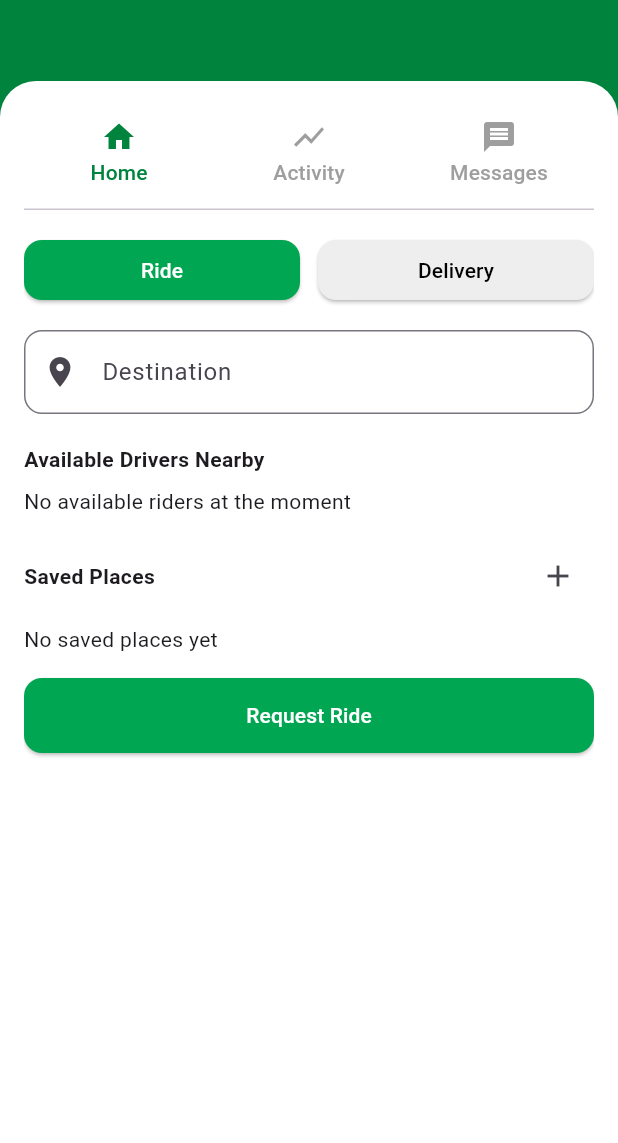
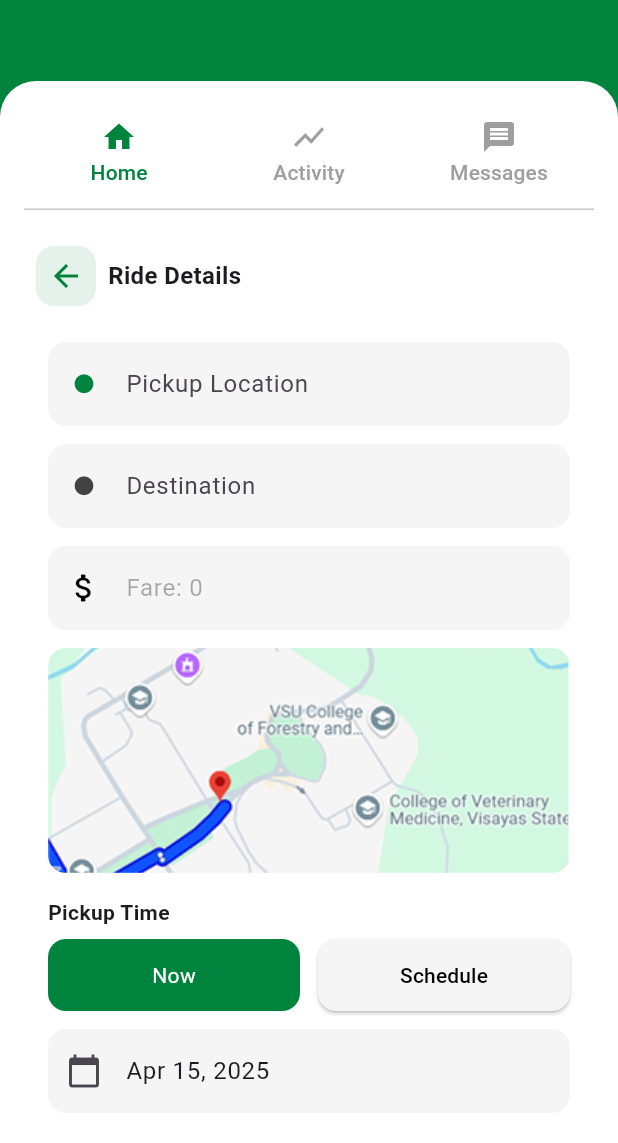
Before and after one commit to TristanCavite/libot_vsu1, a Flutter app: the ClientDashboardScreen screen opened directly, after a tap on "Request Ride", on a phone screen of 412 x 824 dp, the part 93-1236 px from its top. Run offline on Flutter 3.47's test engine with Material 3 defaults, Android fonts, the phone set to English and light mode, and no system bars; drawn by our look-alikes of flutter_typeahead; our stand-ins replace cloud_firestore, firebase_auth, firebase_core; accounts and stored records are empty; generated files the repository leaves out were written again.

Commit message:
Added request screens for ride and delivery

```diff
--- /dev/null
+++ b/lib/screens/Client_Dashboard/Request_Screens/request_ride_screen.dart
@@ -0,0 +1,329 @@
+import 'package:flutter/material.dart';
+import 'package:intl/intl.dart'; // date formatting
+
+class RequestRideScreen extends StatefulWidget {
+  const RequestRideScreen({super.key});
+
+  @override
+  State<RequestRideScreen> createState() => _RequestRideScreenState();
+}
+
+class _RequestRideScreenState extends State<RequestRideScreen> {
+  // Controllers for text fields
+  final TextEditingController _dateController = TextEditingController();
+  final TextEditingController _timeController = TextEditingController();
+
+  // Selected pickup option
+  String _selectedPickupOption = 'Now';
+
+  @override
+  void initState() {
+    super.initState();
+    // Set current date and time
+    if (_selectedPickupOption == 'Now') {
+      _setCurrentDateTime();
+    }
+  }
+
+  @override
+  void dispose() {
+    _dateController.dispose();
+    _timeController.dispose();
+    super.dispose();
+  }
+
+  // Method to set current date and time
+  void _setCurrentDateTime() {
+    final now = DateTime.now();
+    _dateController.text = DateFormat('MMM d, yyyy').format(now);
+    _timeController.text = DateFormat('h:mm a').format(now);
+  }
+
+  // Method to clear date and time fields
+  void _clearDateTime() {
+    _dateController.clear();
+    _timeController.clear();
+  }
+
+  // Show date picker
+  Future<void> _selectDate(BuildContext context) async {
+    final DateTime? picked = await showDatePicker(
+      context: context,
+      initialDate: DateTime.now(),
+      firstDate: DateTime.now(),
+      lastDate: DateTime.now().add(const Duration(days: 30)),
+      builder: (context, child) {
+        return Theme(
+          data: ThemeData.light().copyWith(
+            colorScheme: const ColorScheme.light(primary: Color(0xFF00843D)),
+          ),
+          child: child!,
+        );
+      },
+    );
+
+    if (picked != null) {
+      setState(() {
+        _dateController.text = DateFormat('MMM d, yyyy').format(picked);
+      });
+    }
+  }
+
+  // Show time picker
+  Future<void> _selectTime(BuildContext context) async {
+    final TimeOfDay? picked = await showTimePicker(
+      context: context,
+      initialTime: TimeOfDay.now(),
+      builder: (context, child) {
+        return Theme(
+          data: ThemeData.light().copyWith(
+            colorScheme: const ColorScheme.light(primary: Color(0xFF00843D)),
+          ),
+          child: child!,
+        );
+      },
+    );
+
+    if (picked != null) {
+      final now = DateTime.now();
+      final selectedDateTime = DateTime(
+        now.year,
+        now.month,
+        now.day,
+        picked.hour,
+        picked.minute,
+      );
+      setState(() {
+        _timeController.text = DateFormat('h:mm a').format(selectedDateTime);
+      });
+    }
+  }
+
+  @override
+  Widget build(BuildContext context) {
+    return Scaffold(
+      backgroundColor: Colors.white,
+      body: SingleChildScrollView(
+        padding: const EdgeInsets.all(16),
+        child: Column(
+          crossAxisAlignment: CrossAxisAlignment.start,
+          children: [
+            const TextField(
+              decoration: InputDecoration(
+                prefixIcon: Icon(
+                  Icons.circle_rounded,
+                  color: Color(0xFF00843D),
+                  size: 15,
+                ),
+                hintText: 'Pickup Location',
+                filled: true,
+                fillColor: Color(0xFFF5F5F5),
+                border: OutlineInputBorder(
+                  borderRadius: BorderRadius.all(Radius.circular(12)),
+                  borderSide: BorderSide.none,
+                ),
+              ),
+            ),
+            const SizedBox(height: 12),
+
+            //Matic ata ning destination ngari or need pani iclick pero rag dili ni text ari guro
+            const TextField(
+              decoration: InputDecoration(
+                prefixIcon: Icon(
+                  Icons.circle_rounded,
+                  color: Color(0xFF424242),
+                  size: 15,
+                ),
+                hintText: 'Destination',
+                filled: true,
+                fillColor: Color(0xFFF5F5F5),
+                border: OutlineInputBorder(
+                  borderRadius: BorderRadius.all(Radius.circular(12)),
+                  borderSide: BorderSide.none,
+                ),
+              ),
+            ),
+            const SizedBox(height: 12),
+
+            // Need logic para automatic na ma fill and exact fee
+            const TextField(
+              enabled: false,
+              decoration: InputDecoration(
+                prefixIcon: Icon(
+                  Icons.attach_money_outlined,
+                  color: Colors.black,
+                ),
+                hintText: 'Fare: 0',
+                filled: true,
+                fillColor: Color(0xFFF5F5F5),
+                border: OutlineInputBorder(
+                  borderRadius: BorderRadius.all(Radius.circular(12)),
+                  borderSide: BorderSide.none,
+                ),
+              ),
+            ),
+
+            // Insert mapa ari
+            const SizedBox(height: 12),
+            ClipRRect(
+              borderRadius: BorderRadius.circular(12),
+              child: Image.asset(
+                'assets/images/map_placeholder.png',
+                height: 150,
+                width: double.infinity,
+                fit: BoxFit.cover,
+              ),
+            ),
+
+            // Pickup time
+            const SizedBox(height: 16),
+            const Text(
+              'Pickup Time',
+              style: TextStyle(fontWeight: FontWeight.bold),
+            ),
+            const SizedBox(height: 8),
+            Row(
+              children: [
+                Expanded(
+                  child: GestureDetector(
+                    onTap: () {
+                      setState(() {
+                        _selectedPickupOption = 'Now';
+                        _setCurrentDateTime();
+                      });
+                    },
+                    child: Container(
+                      padding: const EdgeInsets.symmetric(vertical: 14),
+                      decoration: BoxDecoration(
+                        color:
+                            _selectedPickupOption == 'Now'
+                                ? const Color(0xFF00843D)
+                                : const Color(0xFFF5F5F5),
+                        borderRadius: BorderRadius.circular(12),
+                      ),
+                      alignment: Alignment.center,
+                      child: Text(
+                        'Now',
+                        style: TextStyle(
+                          color:
+                              _selectedPickupOption == 'Now'
+                                  ? Colors.white
+                                  : Colors.black,
+                        ),
+                      ),
+                    ),
+                  ),
+                ),
+                const SizedBox(width: 12),
+                Expanded(
+                  child: ElevatedButton(
+                    style: ElevatedButton.styleFrom(
+                      backgroundColor:
+                          _selectedPickupOption == 'Schedule'
+                              ? const Color(0xFF00843D)
+                              : const Color(0xFFF5F5F5),
+                      foregroundColor:
+                          _selectedPickupOption == 'Schedule'
+                              ? Colors.white
+                              : Colors.black,
+                      padding: const EdgeInsets.symmetric(vertical: 14),
+                      shape: RoundedRectangleBorder(
+                        borderRadius: BorderRadius.circular(12),
+                      ),
+                    ),
+                    onPressed: () {
+                      setState(() {
+                        _selectedPickupOption = 'Schedule';
+                        _clearDateTime();
+                      });
+                    },
+                    child: const Text('Schedule'),
+                  ),
+                ),
+              ],
+            ),
+            const SizedBox(height: 12),
+            TextField(
+              controller: _dateController,
+              readOnly: true,
+              onTap: () => _selectDate(context),
+              decoration: const InputDecoration(
+                prefixIcon: Icon(Icons.calendar_today),
+                hintText: 'Date',
+                filled: true,
+                fillColor: Color(0xFFF5F5F5),
+                border: OutlineInputBorder(
+                  borderRadius: BorderRadius.all(Radius.circular(12)),
+                  borderSide: BorderSide.none,
+                ),
+              ),
+            ),
+            const SizedBox(height: 12),
+            TextField(
+              controller: _timeController,
+              readOnly: true,
+              onTap: () => _selectTime(context),
+              decoration: const InputDecoration(
+                prefixIcon: Icon(Icons.access_time),
+                hintText: 'Time',
+                filled: true,
+                fillColor: Color(0xFFF5F5F5),
+                border: OutlineInputBorder(
+                  borderRadius: BorderRadius.all(Radius.circular(12)),
+                  borderSide: BorderSide.none,
+                ),
+              ),
+            ),
+
+            //Payment method
+            const SizedBox(height: 16),
+            const Text(
+              'Payment Method',
+              style: TextStyle(fontWeight: FontWeight.bold),
+            ),
+            const SizedBox(height: 8),
+            Container(
+              padding: const EdgeInsets.symmetric(horizontal: 12),
+              decoration: BoxDecoration(
+                color: const Color(0xFFF5F5F5),
+                borderRadius: BorderRadius.circular(12),
+              ),
+              child: DropdownButtonFormField<String>(
+                decoration: const InputDecoration(
+                  border: InputBorder.none,
+                  icon: Icon(Icons.account_balance_wallet_outlined),
+                ),
+                value: 'Cash',
+                items:
+                    ['Cash', 'GCash', 'Credit Card']
+                        .map((e) => DropdownMenuItem(value: e, child: Text(e)))
+                        .toList(),
+                onChanged: (value) {},
+              ),
+            ),
+
+            // Bottom button
+            const SizedBox(height: 24),
+            SizedBox(
+              width: double.infinity,
+              child: ElevatedButton(
+                style: ElevatedButton.styleFrom(
+                  backgroundColor: const Color(0xFF00843D),
+                  padding: const EdgeInsets.symmetric(vertical: 16),
+                  shape: RoundedRectangleBorder(
+                    borderRadius: BorderRadius.circular(12),
+                  ),
+                ),
+                onPressed: () {},
+                child: const Text(
+                  'Confirm Ride Request',
+                  style: TextStyle(fontSize: 16, color: Colors.white),
+                ),
+              ),
+            ),
+          ],
+        ),
+      ),
+    );
+  }
+}
--- a/lib/screens/Client_Dashboard/client_dashboard_screen.dart
+++ b/lib/screens/Client_Dashboard/client_dashboard_screen.dart
@@ -4,6 +4,8 @@ import 'package:flutter/material.dart';
 import 'package:flutter_typeahead/flutter_typeahead.dart';
 import 'package:libot_vsu1/screens/Client_Dashboard/activity_screen.dart';
 import 'package:libot_vsu1/screens/Client_Dashboard/message_screen.dart';
+import 'package:libot_vsu1/screens/Client_Dashboard/Request_Screens/request_delivery_screen.dart';
+import 'package:libot_vsu1/screens/Client_Dashboard/Request_Screens/request_ride_screen.dart';
 
 class ClientDashboardScreen extends StatefulWidget {
   const ClientDashboardScreen({super.key});
@@ -18,6 +20,11 @@ class _ClientDashboardScreenState extends State<ClientDashboardScreen>
   String greeting = 'Hello';
   String fullName = 'User';
   String selectedTab = 'Ride';
+
+  // Add state variable to track current view
+  bool showRequestScreen = false;
+  Widget? currentContent;
+  String requestType = '';
 
   List<Map<String, dynamic>> availableDrivers = [];
   List<String> savedPlaces = [];
@@ -210,6 +217,7 @@ class _ClientDashboardScreenState extends State<ClientDashboardScreen>
               ),
             ),
 
+            // NAVBAR
             Expanded(
               child: Padding(
                 padding: const EdgeInsets.only(top: 40),
@@ -243,7 +251,8 @@ class _ClientDashboardScreenState extends State<ClientDashboardScreen>
                         child: TabBarView(
                           controller: _tabController,
                           children: [
-                            _buildHomeTab(),
+                            // First tab content with conditional display
+                            _buildHomeTabContent(),
                             const ActivityScreen(),
                             const MessageScreen(),
                           ],
@@ -253,11 +262,54 @@ class _ClientDashboardScreenState extends State<ClientDashboardScreen>
                   ),
                 ),
               ),
-            ),
+            ), // End of Navbar
           ],
         ),
       ),
     );
+  }
+
+  // For showing the request screen or the home tab content
+  Widget _buildHomeTabContent() {
+    if (showRequestScreen) {
+      return Column(
+        children: [
+          // Back button row
+          Row(
+            children: [
+              IconButton(
+                onPressed: () {
+                  setState(() {
+                    showRequestScreen = false;
+                  });
+                },
+                icon: Container(
+                  padding: const EdgeInsets.all(8),
+                  decoration: BoxDecoration(
+                    color: Color(0x1A00843D),
+                    borderRadius: BorderRadius.circular(12),
+                  ),
+                  child: const Icon(
+                    Icons.arrow_back,
+                    color: Color(0xFF00843D),
+                    size: 24,
+                  ),
+                ),
+              ),
+              Text(
+                '$requestType Details',
+                style: TextStyle(fontSize: 16, fontWeight: FontWeight.bold),
+              ),
+            ],
+          ),
+          // Request screen content
+          Expanded(child: currentContent ?? Container()),
+        ],
+      );
+    } else {
+      // Show regular home tab
+      return _buildHomeTab();
+    }
   }
 
   Widget _buildHomeTab() {
@@ -440,9 +492,21 @@ class _ClientDashboardScreenState extends State<ClientDashboardScreen>
                       .toList(),
             ),
           const SizedBox(height: 16),
+
+          // Modified Request Ride or Delivery Button
           ElevatedButton(
             onPressed: () {
-              // Use destinationController.text here
+              // Set the content based on selected tab
+              setState(() {
+                if (selectedTab == 'Ride') {
+                  currentContent = const RequestRideScreen();
+                  requestType = 'Ride';
+                } else {
+                  currentContent = const RequestDeliveryScreen();
+                  requestType = 'Delivery';
+                }
+                showRequestScreen = true;
+              });
             },
             style: ElevatedButton.styleFrom(
               backgroundColor: const Color(0xFF00A651),
--- a/lib/screens/Client_Dashboard/message_screen.dart
+++ b/lib/screens/Client_Dashboard/message_screen.dart
@@ -105,6 +105,7 @@ class MessageScreen extends StatelessWidget {
                   hintText: 'Search messages...',
                   prefixIcon: const Icon(Icons.search),
                   filled: true,
+                  fillColor: Colors.grey[200],
                   contentPadding: const EdgeInsets.symmetric(vertical: 0),
                   border: OutlineInputBorder(
                     borderRadius: BorderRadius.circular(12),
--- a/pubspec.yaml
+++ b/pubspec.yaml
@@ -2,7 +2,7 @@ name: libot_vsu1
 description: "A new Flutter project."
 # The following line prevents the package from being accidentally published to
 # pub.dev using `flutter pub publish`. This is preferred for private packages.
-publish_to: 'none' # Remove this line if you wish to publish to pub.dev
+publish_to: "none" # Remove this line if you wish to publish to pub.dev
 
 # The following defines the version and build number for your application.
 # A version number is three numbers separated by dots, like 1.2.43
@@ -41,7 +41,6 @@ dependencies:
   flutter:
     sdk: flutter
 
-
   # The following adds the Cupertino Icons font to your application.
   # Use with the CupertinoIcons class for iOS style icons.
   cupertino_icons: ^1.0.8
@@ -65,6 +64,7 @@ flutter:
   assets:
     - assets/logo.png
     - assets/images/default_profile.png
+    - assets/images/map_placeholder.png
 
   # The following line ensures that the Material Icons font is
   # included with your application, so that you can use the icons in
```
Also changed, not shown: lib/screens/Client_Dashboard/Request_Screens/request_delivery_screen.dart (added, +325 -0 lines), assets/images/map_placeholder.png (added).
